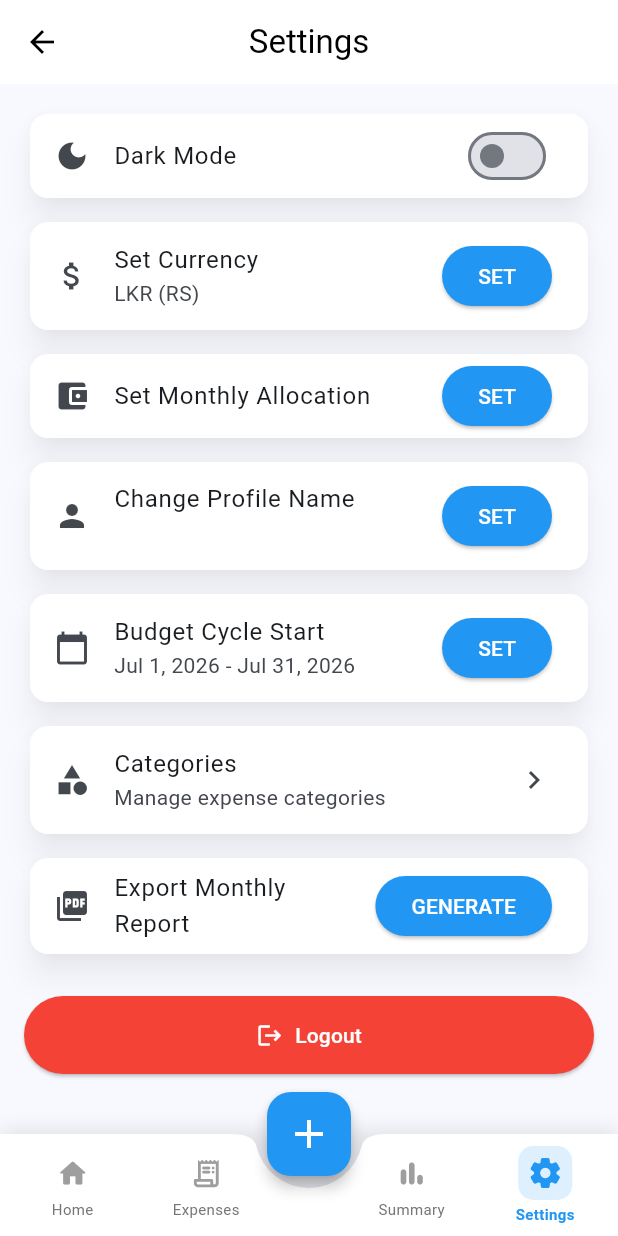
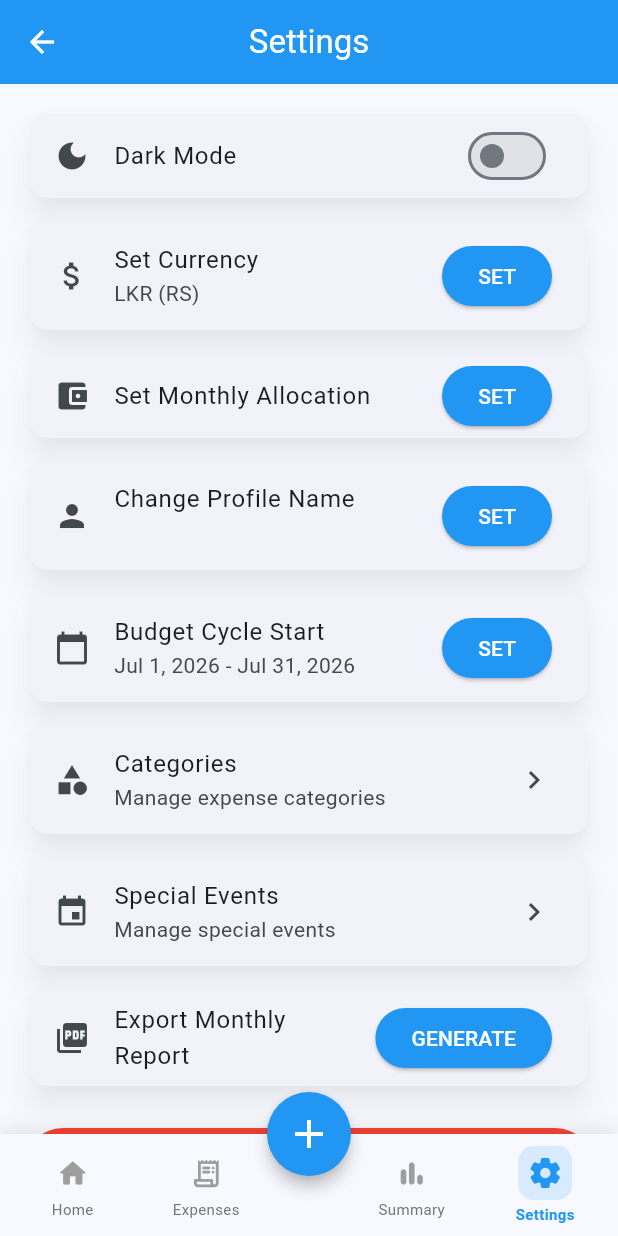
Before and after one commit to prasanjitha/my-bidget, a Flutter app: the MainNavigationScreen screen opened directly, item 4 of the bottom bar chosen, on a phone screen of 412 x 824 dp. Run offline on Flutter 3.47's test engine with Material 3 defaults, Android fonts, the phone set to English and light mode, and no system bars; our stand-ins replace cloud_firestore, firebase_core, fl_chart, local_auth, pdf, permission_handler and 3 more; missing offline and left inert: mobile_scanner; accounts and stored records are empty.

Commit message:
up to now bug fixses

```diff
--- a/lib/features/home/presentation/screens/home_screen.dart
+++ b/lib/features/home/presentation/screens/home_screen.dart
@@ -37,7 +37,6 @@ class _HomeScreenState extends State<HomeScreen> {
   @override
   Widget build(BuildContext context) {
     return Scaffold(
-      backgroundColor: Colors.white,
       body: RefreshIndicator(
         onRefresh: () async {
           _initializeData();
--- a/lib/features/home/presentation/screens/main_navigation_screen.dart
+++ b/lib/features/home/presentation/screens/main_navigation_screen.dart
@@ -34,28 +34,32 @@ class _MainNavigationScreenState extends State<MainNavigationScreen> {
         onPressed: () => _showAddExpenseBottomSheet(context),
         elevation: 4,
         backgroundColor: Theme.of(context).primaryColor,
-        shape: RoundedRectangleBorder(
-          borderRadius: BorderRadius.circular(16),
-        ),
+        shape: const CircleBorder(),
         child: const Icon(Icons.add, size: 32),
       ),
       floatingActionButtonLocation: FloatingActionButtonLocation.centerDocked,
       bottomNavigationBar: Container(
         decoration: BoxDecoration(
-          boxShadow: [
-            BoxShadow(
-              color: Colors.black.withValues(alpha: 0.1),
-              blurRadius: 10,
-              offset: const Offset(0, -2),
-            ),
-          ],
+          color: Theme.of(context).colorScheme.surface,
+          boxShadow: Theme.of(context).brightness == Brightness.light
+              ? [
+                  BoxShadow(
+                    color: Colors.black.withValues(alpha: 0.1),
+                    blurRadius: 10,
+                    offset: const Offset(0, -2),
+                  ),
+                ]
+              : null,
+          border: Theme.of(context).brightness == Brightness.dark
+              ? Border(top: BorderSide(color: Colors.white.withValues(alpha: 0.05), width: 1))
+              : null,
         ),
         child: BottomAppBar(
           shape: const CircularNotchedRectangle(),
           notchMargin: 8.0,
           height: 68,
           elevation: 0,
-          color: Colors.white,
+          color: Colors.transparent,
           padding: const EdgeInsets.symmetric(horizontal: 4, vertical: 0),
           child: Row(
             mainAxisAlignment: MainAxisAlignment.spaceAround,
--- a/lib/features/home/presentation/screens/settings_screen.dart
+++ b/lib/features/home/presentation/screens/settings_screen.dart
@@ -18,8 +18,6 @@ class SettingsScreen extends StatelessWidget {
     return Scaffold(
       appBar: AppBar(
         title: const Text('Settings'),
-        backgroundColor: Colors.white,
-        foregroundColor: Colors.black,
         elevation: 0,
       ),
       body: Consumer2<HomeProvider, SettingsProvider>(
@@ -43,6 +41,8 @@ class SettingsScreen extends StatelessWidget {
               const SizedBox(height: 8),
               _buildCategoriesCard(context),
               const SizedBox(height: 8),
+              _buildSpecialEventsCard(context),
+              const SizedBox(height: 8),
               _buildExportReportCard(context),
               const SizedBox(height: 24),
               _buildLogoutButton(context),
@@ -55,7 +55,6 @@ class SettingsScreen extends StatelessWidget {
 
   Widget _buildDarkModeCard(BuildContext context, SettingsProvider settingsProvider) {
     return Card(
-      color: Colors.white,
       elevation: 8,
       shadowColor: Colors.black.withValues(alpha: 0.3),
       child: ListTile(
@@ -74,7 +73,6 @@ class SettingsScreen extends StatelessWidget {
   Widget _buildCurrencyCard(BuildContext context, HomeProvider homeProvider, appSettings) {
     final settingsProvider = Provider.of<SettingsProvider>(context, listen: false);
     return Card(
-      color: Colors.white,
       elevation: 8,
       shadowColor: Colors.black.withValues(alpha: 0.3),
       child: ListTile(
@@ -91,7 +89,6 @@ class SettingsScreen extends StatelessWidget {
 
   Widget _buildMonthlyAllocationCard(BuildContext context, HomeProvider homeProvider, appSettings) {
     return Card(
-      color: Colors.white,
       elevation: 8,
       shadowColor: Colors.black.withValues(alpha: 0.3),
       child: ListTile(
@@ -107,7 +104,6 @@ class SettingsScreen extends StatelessWidget {
 
   Widget _buildProfileNameCard(BuildContext context, HomeProvider homeProvider, String? currentName) {
     return Card(
-      color: Colors.white,
       elevation: 8,
       shadowColor: Colors.black.withValues(alpha: 0.3),
       child: ListTile(
@@ -127,7 +123,6 @@ class SettingsScreen extends StatelessWidget {
     final cycleText = _getCycleDisplayText(startDay);
 
     return Card(
-      color: Colors.white,
       elevation: 8,
       shadowColor: Colors.black.withValues(alpha: 0.3),
       child: ListTile(
@@ -144,7 +139,6 @@ class SettingsScreen extends StatelessWidget {
 
   Widget _buildCategoriesCard(BuildContext context) {
     return Card(
-      color: Colors.white,
       elevation: 8,
       shadowColor: Colors.black.withValues(alpha: 0.3),
       child: ListTile(
@@ -163,9 +157,24 @@ class SettingsScreen extends StatelessWidget {
     );
   }
 
+  Widget _buildSpecialEventsCard(BuildContext context) {
+    return Card(
+      elevation: 8,
+      shadowColor: Colors.black.withValues(alpha: 0.3),
+      child: ListTile(
+        leading: const Icon(Icons.event),
+        title: const Text('Special Events'),
+        subtitle: const Text('Manage special events'),
+        trailing: const Icon(Icons.chevron_right),
+        onTap: () {
+          ToastUtils.showInfo(context, 'Special Events coming soon!');
+        },
+      ),
+    );
+  }
+
   Widget _buildExportReportCard(BuildContext context) {
     return Card(
-      color: Colors.white,
       elevation: 8,
       shadowColor: Colors.black.withValues(alpha: 0.3),
       child: ListTile(
@@ -435,12 +444,10 @@ class SettingsScreen extends StatelessWidget {
             title: Row(
               mainAxisAlignment: MainAxisAlignment.spaceBetween,
               children: [
-                const Flexible(
-                  child: Text(
-                    'Budget Cycle Start',
-                    style: TextStyle(fontSize: 18),
-                    overflow: TextOverflow.ellipsis,
-                  ),
+                const Text(
+                  'Budget Cycle Start',
+                  style: TextStyle(fontSize: 18),
+                  overflow: TextOverflow.ellipsis,
                 ),
                 IconButton(
                   icon: const Icon(Icons.close),
@@ -450,8 +457,8 @@ class SettingsScreen extends StatelessWidget {
                 ),
               ],
             ),
-            content: ConstrainedBox(
-              constraints: const BoxConstraints(maxWidth: 400),
+            content: SizedBox(
+              width: double.maxFinite,
               child: Column(
                 mainAxisSize: MainAxisSize.min,
                 crossAxisAlignment: CrossAxisAlignment.start,
--- a/lib/features/home/presentation/widgets/category_budget_card.dart
+++ b/lib/features/home/presentation/widgets/category_budget_card.dart
@@ -26,7 +26,7 @@ class _CategoryBudgetCardState extends State<CategoryBudgetCard> {
 
     return Container(
       decoration: BoxDecoration(
-        color: Colors.white,
+        color: Theme.of(context).colorScheme.surface,
         borderRadius: BorderRadius.circular(20),
         boxShadow: [
           BoxShadow(
--- a/lib/features/home/presentation/widgets/daily_expenses_list.dart
+++ b/lib/features/home/presentation/widgets/daily_expenses_list.dart
@@ -99,7 +99,7 @@ class DailyExpensesList extends StatelessWidget {
         return Container(
           margin: const EdgeInsets.symmetric(horizontal: 16, vertical: 8),
           decoration: BoxDecoration(
-            color: Colors.white,
+            color: Theme.of(context).colorScheme.surface,
             borderRadius: BorderRadius.circular(16),
             boxShadow: [
               BoxShadow(
--- a/lib/features/home/presentation/widgets/monthly_budget_card.dart
+++ b/lib/features/home/presentation/widgets/monthly_budget_card.dart
@@ -23,7 +23,7 @@ class MonthlyBudgetCard extends StatelessWidget {
 
     return Container(
       decoration: BoxDecoration(
-        color: Colors.white,
+        color: Theme.of(context).colorScheme.surface,
         borderRadius: BorderRadius.circular(20),
         boxShadow: [
           BoxShadow(
@@ -63,7 +63,6 @@ class MonthlyBudgetCard extends StatelessWidget {
                         fontSize: 13,
                         fontWeight: FontWeight.w600,
                         letterSpacing: 0.2,
-                        color: Color(0xFF333333),
                         fontFamily: 'Roboto',
                       ),
                     ),
@@ -93,7 +92,7 @@ class MonthlyBudgetCard extends StatelessWidget {
                   style: TextStyle(
                     fontSize: 32,
                     fontWeight: FontWeight.w700,
-                    color: budget > 0 ? const Color(0xFF000000) : const Color(0xFF999999),
+                    color: budget > 0 ? Theme.of(context).textTheme.bodyLarge?.color : const Color(0xFF999999),
                     letterSpacing: -0.5,
                     fontFamily: 'Roboto',
                   ),
--- a/lib/features/home/presentation/widgets/monthly_summary_card.dart
+++ b/lib/features/home/presentation/widgets/monthly_summary_card.dart
@@ -63,10 +63,10 @@ class MonthlySummaryCard extends StatelessWidget {
             _buildRow(
               'Total Spent',
               totalSpent,
-              isOverBudget ? Colors.red : Colors.black,
+              isOverBudget ? Colors.red : (Theme.of(context).textTheme.bodyLarge?.color ?? Colors.black),
             ),
             const SizedBox(height: 12),
-            _buildRow('Allocated Budget', allocated, Colors.grey.shade700),
+            _buildRow('Allocated Budget', allocated, Theme.of(context).textTheme.bodyMedium?.color ?? Colors.grey.shade700),
             const Divider(height: 24),
             _buildRow(
               'Remaining',
```
Also changed, not shown: lib/features/home/presentation/screens/expenses_screen.dart (+1 -8 lines), lib/features/home/presentation/screens/summary_screen.dart (+3 -6 lines), pubspec.lock, 8 other files.
